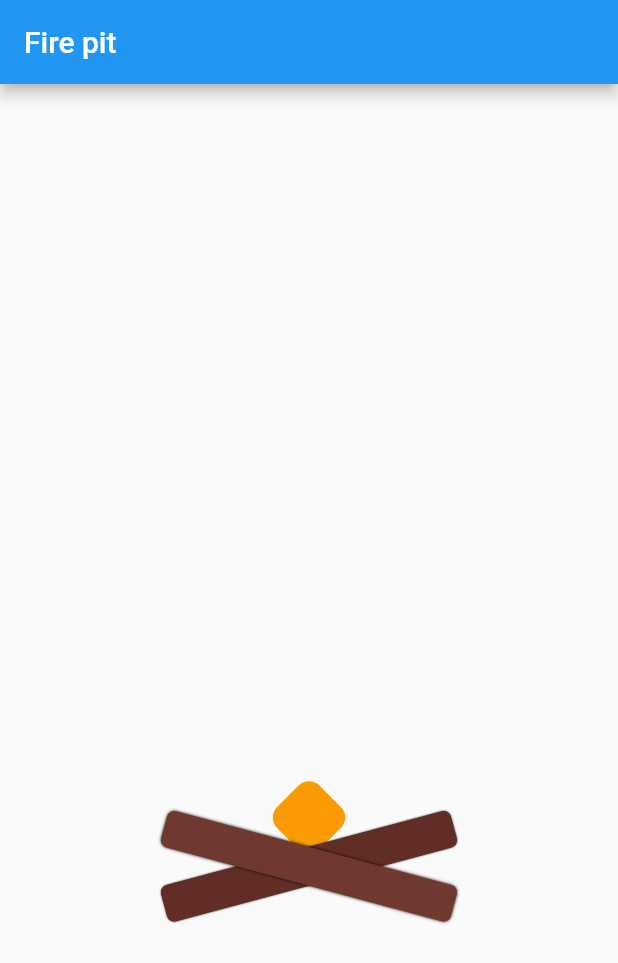
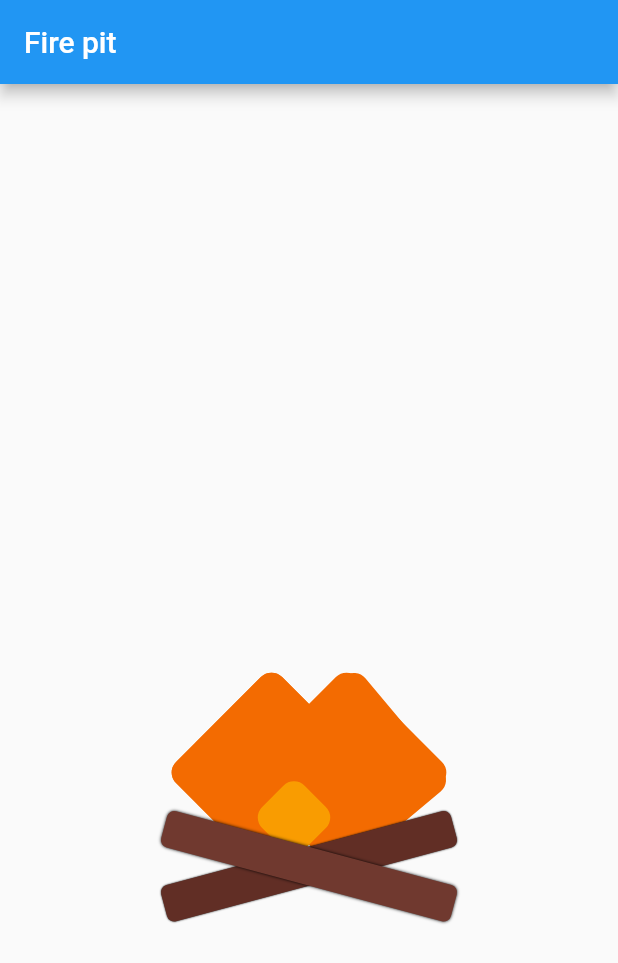
Before and after one commit to programadorthi/flutter_fire_pit, a Flutter app: the first screen one second after launch, on a phone screen of 412 x 824 dp. Shown: the top 963 px of the screen. Run offline on Flutter 3.47's test engine with Material 2 defaults, Android fonts, the phone set to English and light mode, and no system bars.

Commit message:
First translate and color animations

```diff
--- a/lib/main.dart
+++ b/lib/main.dart
@@ -1,4 +1,5 @@
 import 'dart:math' as math;
+
 import 'package:flutter/material.dart';
 
 void main() => runApp(new MyApp());
@@ -22,34 +23,78 @@ class MyHomePage extends StatefulWidget {
 }
 
 class _MyHomePageState extends State<MyHomePage> with TickerProviderStateMixin {
-  AnimationController _animationController;
+  AnimationController _growUpFlameController;
+  AnimationController _leftDismissFlameController;
+  AnimationController _rightDismissFlameController;
+  AnimationController _leftBackFlameController;
+  AnimationController _rightBackFlameController;
+
   Animation<Color> _colorTween;
 
   @override
   void initState() {
     super.initState();
 
-    _animationController = new AnimationController(
+    _leftDismissFlameController = new AnimationController(
       duration: new Duration(milliseconds: 500),
       vsync: this,
-    )
-      ..addStatusListener((status) {
+    );
+
+    _rightDismissFlameController = new AnimationController(
+      duration: new Duration(milliseconds: 500),
+      vsync: this,
+    );
+
+    _leftBackFlameController = new AnimationController(
+      duration: new Duration(milliseconds: 500),
+      vsync: this,
+    )..addStatusListener((status) {
         if (status == AnimationStatus.completed) {
-          _animationController.forward(from: 0.0);
+          _leftBackFlameController.reverse();
+        } else if (status == AnimationStatus.dismissed) {
+          _leftDismissFlameController.forward(from: 0.0);
+        }
+      });
+
+    _rightBackFlameController = new AnimationController(
+      duration: new Duration(milliseconds: 500),
+      vsync: this,
+    )..addStatusListener((status) {
+        if (status == AnimationStatus.completed) {
+          _rightBackFlameController.reverse();
+        } else if (status == AnimationStatus.dismissed) {
+          _rightDismissFlameController.forward(from: 0.0);
+        }
+      });
+
+    _growUpFlameController = new AnimationController(
+      duration: new Duration(milliseconds: 500),
+      vsync: this,
+    )..addStatusListener((status) {
+      if (status == AnimationStatus.completed) {
+        _rightBackFlameController.forward();
+        _growUpFlameController.reverse();
+      } else if (status == AnimationStatus.dismissed) {
+        _leftBackFlameController.forward();
+        _growUpFlameController.forward();
       }
     });
 
     _colorTween = ColorTween(
       begin: new Color(0xFFFDBB01),
-      end: new Color(0xFFF36B01),
-    ).animate(_animationController);
+      end: new Color(0xFFF78801),
+    ).animate(_growUpFlameController);
 
-    _animationController.forward();
+    _growUpFlameController.forward();
   }
 
   @override
   void dispose() {
-    _animationController.dispose();
+    _growUpFlameController.dispose();
+    _leftDismissFlameController.dispose();
+    _rightDismissFlameController.dispose();
+    _leftBackFlameController.dispose();
+    _rightBackFlameController.dispose();
     super.dispose();
   }
 
@@ -68,9 +113,36 @@ class _MyHomePageState extends State<MyHomePage> with TickerProviderStateMixin {
               new Expanded(
                 child: new Container(),
               ),
-              new FlameWidget(
-                this._animationController,
-                this._colorTween,
+              new Stack(
+                alignment: Alignment.bottomCenter,
+                children: <Widget>[
+                  new DismissFlameWidget(
+                    animation: _leftDismissFlameController,
+                    isLeft: true,
+                  ),
+                  new DismissFlameWidget(
+                    animation: _rightDismissFlameController,
+                    isLeft: false,
+                  ),
+                  new BackFlameWidget(
+                    animation: _leftBackFlameController,
+                    isLeft: true,
+                  ),
+                  new BackFlameWidget(
+                    animation: _rightBackFlameController,
+                    isLeft: false,
+                  ),
+                  new GrowUpFlameWidget(
+                    animation: _growUpFlameController,
+                    colorAnimation: _colorTween,
+                    isLeft: true,
+                  ),
+                  new GrowUpFlameWidget(
+                    animation: _growUpFlameController,
+                    colorAnimation: _colorTween,
+                    isLeft: false,
+                  ),
+                ],
               ),
               new Stack(
                 children: <Widget>[
@@ -86,31 +158,128 @@ class _MyHomePageState extends State<MyHomePage> with TickerProviderStateMixin {
   }
 }
 
-class FlameWidget extends StatelessWidget {
-  final AnimationController _animationController;
-  final Animation<Color> _colorTween;
+class GrowUpFlameWidget extends StatelessWidget {
+  final bool isLeft;
+  final Animation<double> animation;
+  final Animation<Color> colorAnimation;
 
-  FlameWidget(this._animationController, this._colorTween);
+  GrowUpFlameWidget({this.isLeft, this.animation, this.colorAnimation});
 
   @override
   Widget build(BuildContext context) {
     return new AnimatedBuilder(
-      animation: _colorTween,
-      builder: (BuildContext context, Widget child) {
+      animation: animation,
+      builder: (BuildContext context, Widget widget) {
+        if (this.isLeft && this.animation.status == AnimationStatus.reverse) {
+          return new FlameWidget(
+            color: this.colorAnimation.value,
+            rotateZ: math.pi / 4.0,
+            size: 100.0 * (1.0 - this.animation.value),
+            translateX: -25.0 * (1.0 - this.animation.value),
+            translateY: 0.0,
+          );
+        }
+        if (!this.isLeft && this.animation.status == AnimationStatus.forward) {
+          return new FlameWidget(
+            color: this.colorAnimation.value,
+            rotateZ: math.pi / 4.0,
+            size: 100.0 * this.animation.value,
+            translateX: 25.0 * this.animation.value,
+            translateY: 0.0,
+          );
+        }
+        return new Container();
+      },
+    );
+  }
+}
+
+class BackFlameWidget extends StatelessWidget {
+  final double rotateZ;
+  final double translateX;
+  final Animation<double> animation;
+
+  BackFlameWidget({bool isLeft = false, this.animation})
+      : rotateZ = isLeft ? -math.pi : math.pi,
+        translateX = isLeft ? -25.0 : 25.0;
+
+  @override
+  Widget build(BuildContext context) {
+    return new AnimatedBuilder(
+      animation: animation,
+      builder: (BuildContext context, Widget widget) {
+        return new FlameWidget(
+          color: new Color(0xFFF36B01),
+          rotateZ: this.rotateZ / (4.0 - animation.value),
+          size: 100.0,
+          translateX: this.translateX,
+          translateY: 0.0,
+        );
+      },
+    );
+  }
+}
+
+class DismissFlameWidget extends StatelessWidget {
+  final double translateX;
+  final Animation<double> animation;
+
+  DismissFlameWidget({bool isLeft = false, this.animation})
+      : translateX = isLeft ? -25.0 : 25.0;
+
+  @override
+  Widget build(BuildContext context) {
+    return new AnimatedBuilder(
+      animation: animation,
+      builder: (BuildContext context, Widget widget) {
+        if (animation.isCompleted) {
+          return new Container();
+        }
+        return new FlameWidget(
+          color: new Color(0xFFF36B01),
+          rotateZ: math.pi / 4.0,
+          size: 100.0 * (1.0 - animation.value),
+          translateX: this.translateX * (1.0 - animation.value),
+          translateY: -270.0 * animation.value,
+        );
+      },
+    );
+  }
+}
+
+class FlameWidget extends StatelessWidget {
+  final Color color;
+  final double rotateZ;
+  final double size;
+  final double translateX;
+  final double translateY;
+
+  FlameWidget({
+    this.color,
+    this.rotateZ,
+    this.size,
+    this.translateX,
+    this.translateY,
+  });
+
+  @override
+  Widget build(BuildContext context) {
     return new Transform(
       alignment: FractionalOffset.center,
-          transform: new Matrix4.rotationZ(math.pi / 4.0),
+      transform: new Matrix4.translationValues(
+        this.translateX,
+        this.translateY,
+        0.0,
+      )..rotateZ(this.rotateZ),
       child: new Container(
-            height: 100.0 * this._animationController.value,
-            width: 100.0 * this._animationController.value,
+        height: this.size,
+        width: this.size,
         decoration: new BoxDecoration(
           borderRadius: new BorderRadius.circular(10.0),
-              color: this._colorTween.value,
+          color: this.color,
           shape: BoxShape.rectangle,
         ),
       ),
-        );
-      },
     );
   }
 }
```
Also changed, not shown: 1 other file. Lines whose indentation alone changed are shown as unchanged.
